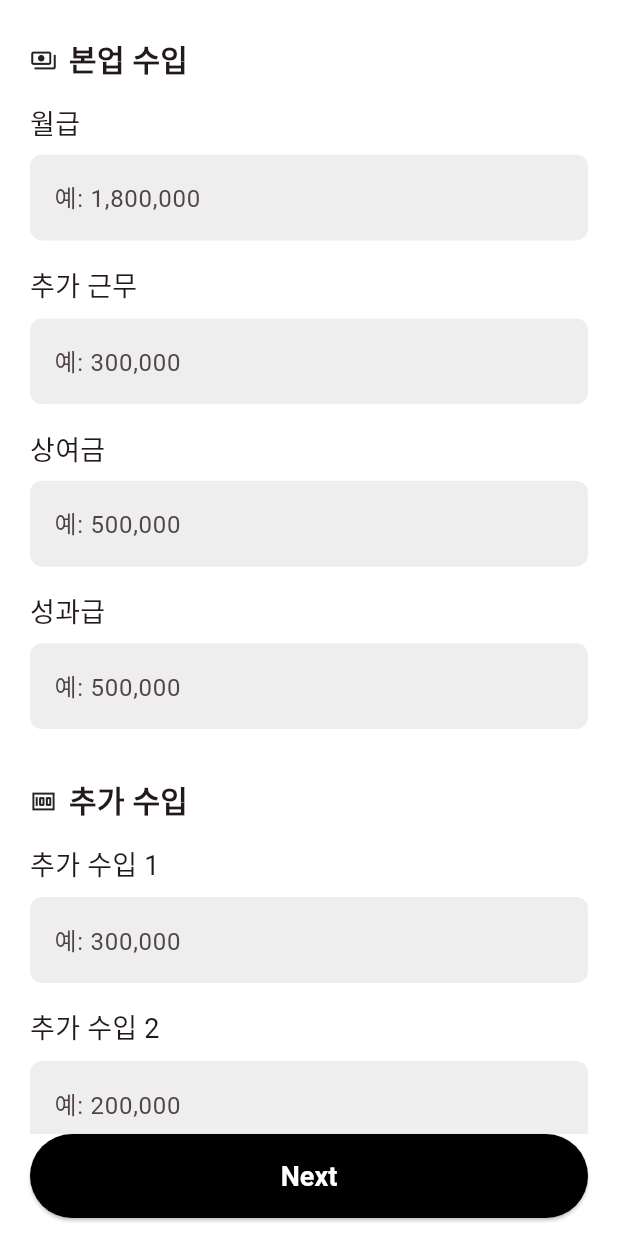
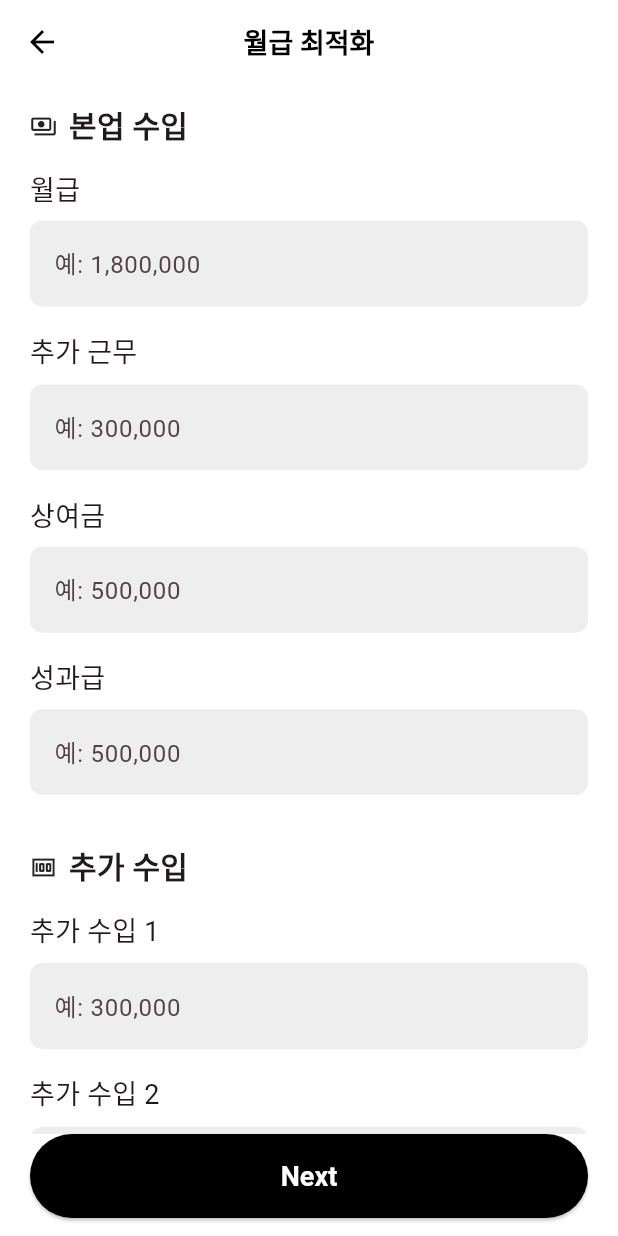
Before and after one commit to MiracleMoney/SYLSYM, a Flutter app: the DemoSalaryStep2Screen screen opened by its route, on a phone screen of 412 x 824 dp. Run offline on Flutter 3.47's test engine with Material 3 defaults, Android fonts, the phone set to English and light mode, and no system bars; our stand-ins replace cloud_firestore, firebase_auth, firebase_core, firebase_crashlytics, google_fonts, google_sign_in and 1 more; accounts and stored records are empty; Roboto replaces fonts that are missing (Gmarket_sans); statements that could not run were skipped.

Commit message:
데모 버전 뒤로가기 버튼 및 ui 최적화

```diff
--- a/lib/features/salary/presentation/screens/demo_salary_step1_screen.dart
+++ b/lib/features/salary/presentation/screens/demo_salary_step1_screen.dart
@@ -400,6 +400,7 @@ class _DemoSalaryStep1ScreenState extends State<DemoSalaryStep1Screen> {
     );
 
     return Scaffold(
+      appBar: AppBar(title: const Text('월급 최적화'), centerTitle: true),
       body: SafeArea(
         child: SingleChildScrollView(
           physics: const BouncingScrollPhysics(),
@@ -416,7 +417,6 @@ class _DemoSalaryStep1ScreenState extends State<DemoSalaryStep1Screen> {
                 crossAxisAlignment: CrossAxisAlignment.start,
                 mainAxisSize: MainAxisSize.min,
                 children: [
-                  Gaps.v12,
                   Row(
                     children: const [
                       SectionHeader(
@@ -529,7 +529,7 @@ class _DemoSalaryStep1ScreenState extends State<DemoSalaryStep1Screen> {
                         shape: RoundedRectangleBorder(
                           borderRadius: BorderRadius.circular(12),
                         ),
-                        tileColor: Colors.transparent,
+                        tileColor: Colors.black,
                       ),
                     ),
                   ),
--- a/lib/features/salary/presentation/screens/demo_salary_step2_screen.dart
+++ b/lib/features/salary/presentation/screens/demo_salary_step2_screen.dart
@@ -343,6 +343,18 @@ class _DemoSalaryStep2ScreenState extends State<DemoSalaryStep2Screen> {
     final cardRadius = BorderRadius.circular(12.0);
 
     return Scaffold(
+      appBar: AppBar(
+        title: const Text('월급 최적화'),
+        centerTitle: true,
+        backgroundColor: Colors.white,
+        elevation: 0,
+        scrolledUnderElevation: 0,
+        leading: IconButton(
+          icon: const Icon(Icons.arrow_back),
+          color: Colors.black,
+          onPressed: () => Navigator.of(context).maybePop(),
+        ),
+      ),
       body: SafeArea(
         child: SingleChildScrollView(
           physics: const BouncingScrollPhysics(),
@@ -355,7 +367,6 @@ class _DemoSalaryStep2ScreenState extends State<DemoSalaryStep2Screen> {
           child: Column(
             crossAxisAlignment: CrossAxisAlignment.start,
             children: [
-              Gaps.v12,
               const Row(
                 children: [
                   SectionHeader(icon: Icons.payments_outlined, title: '본업 수입'),
```
Also changed, not shown: lib/features/my_room/presentation/screens/my_room_screen.dart (+4 -4 lines), lib/features/salary/presentation/screens/demo_salary_result_screen.dart (+6 -1 lines).
